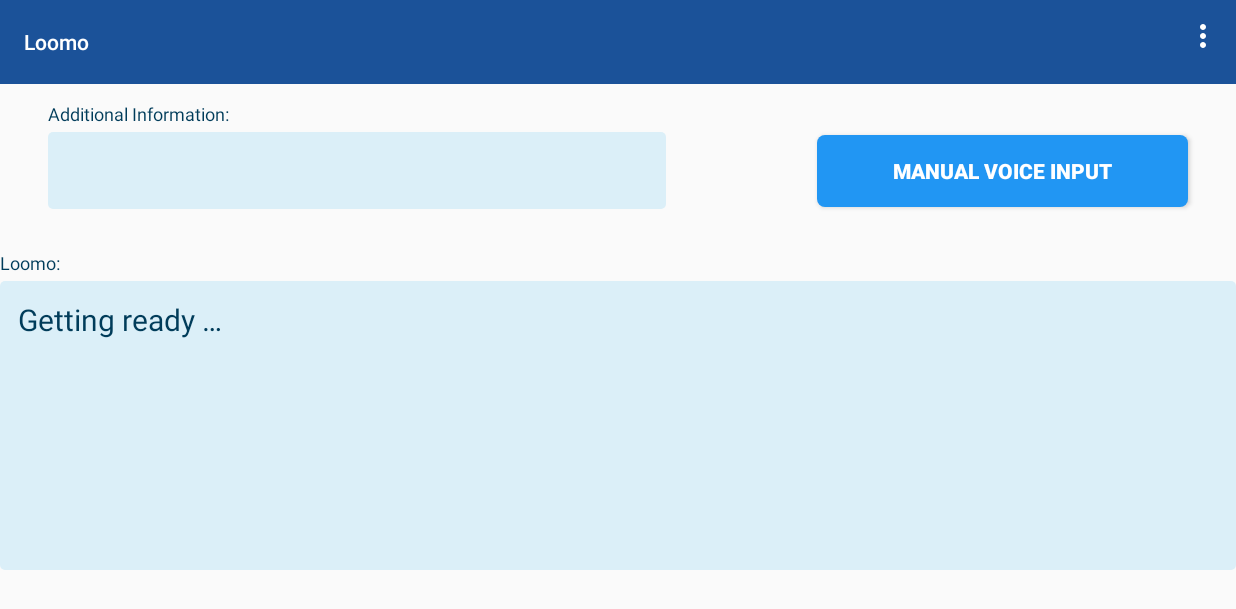
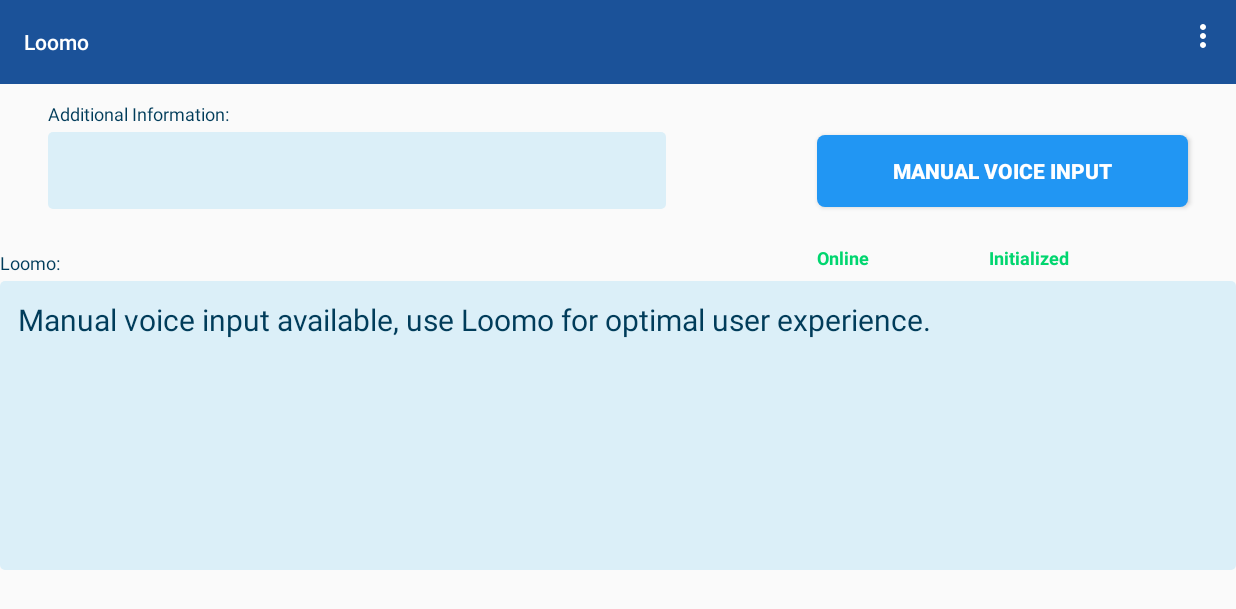
Before and after one commit to niclaszll/Loomo-Voice-Assistant, an Android app: the screen it shows after launch (MainActivity), on a phone screen of 824 x 412 dp (held sideways). Shown: the top 609 px of the screen. Run offline under Robolectric (Android 15) with nearby library versions, the phone set to English and light mode, and no system bars; our stand-ins replace Dagger/Hilt's generated code; libraries missing offline, so code that uses them is left out: com.google.api.gax, com.google.auth.oauth2, com.google.cloud.dialogflow, com.google.cloud.speech, com.segway.robot and 1 more; 19 statements that could not run were skipped.

Commit message:
added automatic online/offline switching, fixed calculator offline handling logic

```diff
--- a/app/src/main/java/com/kp/loomo/features/intents/handler/CalculatorHandler.kt
+++ b/app/src/main/java/com/kp/loomo/features/intents/handler/CalculatorHandler.kt
@@ -32,43 +32,49 @@ class CalculatorHandler : IntentMessageHandler {
         val secondNumber = intentMessage.queryResult.parameters.fieldsMap["number2"]!!.numberValue
 
         val operation = intentMessage.queryResult.parameters.fieldsMap["operation"]!!.stringValue
-		if (operation == "Addition") {
+		when (operation) {
+			"Addition" -> {
 				val sum = firstNumber + secondNumber
 				return "${sum.toInt()}, right?"
-		} else if (operation == "Subtraction") {
+			}
+			"Subtraction" -> {
 				val sub = firstNumber - secondNumber
 				return "${sub.toInt()}, right?"
-		} else if (operation == "Multiplication") {
+			}
+			"Multiplication" -> {
 				val mul = firstNumber * secondNumber
 				return "${mul.toInt()}, right?"
-		} else if (operation == "Quotient") {
+			}
+			"Quotient" -> {
 				val div = firstNumber / secondNumber
 				return "${div.toInt()}, right?"
-		} else {
+			}
+			else -> {
 				return "Not a valid operation."
+			}
 		}
     }
 
 
-
-    override fun canHandleOffline (intentMessage: String): Boolean{
-	for (keywords in keyword){
-		if (intentMessage.contains(keyword, true) {
+    override fun canHandleOffline(intentMessage: String): Boolean {
+        for (keyword in keywords) {
+            if (intentMessage.contains(keyword, true)) {
                 return true
             }
         }
         return false
     }
 
-    override fun handleOffline (intentMessage: String): String {
+    override fun handleOffline(intentMessage: String): String {
+
         for (keyword in keywords) {
             if (keyword == "plus" || keyword == "sum" || keyword == "add" || keyword == "addition") {
-			if (intentMessage.contains(keyword, true) {
+                if (intentMessage.contains(keyword, true)) {
                     for (firstNumber in firstNumbers)
-					if (intentMessage.contains(firstNumber, true) {
+                        if (intentMessage.contains(firstNumber, true)) {
                             val firstValue = mapStringToNumber(firstNumber)
                             for (secondNumber in secondNumbers) {
-							if (intentMessage.contains(secondNumber, true) {
+                                if (intentMessage.contains(secondNumber, true)) {
                                     val secondValue = mapStringToNumber(secondNumber)
                                     val result = firstValue + secondValue
                                     return "It's $result, right?"
@@ -79,14 +85,14 @@ class CalculatorHandler : IntentMessageHandler {
                 }
                 return "'Sorry, I didn't get that."
             }
-		}
+
             if (keyword == "minus" || keyword == "difference" || keyword == "substraction" || keyword == "subtract") {
-			if (intentMessage.contains(keyword, true) {
+                if (intentMessage.contains(keyword, true)) {
                     for (firstNumber in firstNumbers) {
-					if (intentMessage.contains(firstNumber, true)
+                        if (intentMessage.contains(firstNumber, true)) {
                             val firstValue = mapStringToNumber(firstNumber)
                             for (secondNumber in secondNumbers) {
-							if (intentMessage.contains(secondNumber, true) {
+                                if (intentMessage.contains(secondNumber, true)) {
                                     val secondValue = mapStringToNumber(secondNumber)
                                     val result = firstValue - secondValue
                                     return "It's $result, right?"
@@ -95,16 +101,17 @@ class CalculatorHandler : IntentMessageHandler {
                             return "Sorry, I didn't get the second number."
                         }
                     }
+                }
                 return "Sorry, I din't get that."
             }
-		}
+
             if (keyword == "multiplication" || keyword == "times" || keyword == " product") {
-			if (intentMessage.contains(keyword, true) {
+                if (intentMessage.contains(keyword, true)) {
                     for (firstNumber in firstNumbers) {
-					if (intentMessage.contains(firstNumber, true) {
+                        if (intentMessage.contains(firstNumber, true)) {
                             val firstValue = mapStringToNumber(firstNumber)
-						for(secondNumber in secondNumbers) {
-							if (intentMessage.contains(secondNumber, true) {
+                            for (secondNumber in secondNumbers) {
+                                if (intentMessage.contains(secondNumber, true)) {
                                     val secondValue = mapStringToNumber(secondNumber)
                                     val result = firstValue * secondValue
                                     return "It's $result, right?"
@@ -117,12 +124,12 @@ class CalculatorHandler : IntentMessageHandler {
                 }
             }
             if (keyword == "quotient" || keyword == "division" || keyword == "divided by") {
-			if (intentMessage.contains(keyword, true) {
+                if (intentMessage.contains(keyword, true)) {
                     for (firstNumber in firstNumbers) {
-					if (intentMessage.contains(firstNumber, true) {
+                        if (intentMessage.contains(firstNumber, true)) {
                             val firstValue = mapStringToNumber(firstNumber)
                             for (secondNumber in secondNumbers) {
-							if (intentMessage.contains(secondNumber, true) {
+                                if (intentMessage.contains(secondNumber, true)) {
                                     val secondValue = mapStringToNumber(secondNumber)
                                     val result = firstValue / secondValue
                                     return "It's $result, right?"
@@ -135,9 +142,11 @@ class CalculatorHandler : IntentMessageHandler {
                 }
             }
         }
+
+        return ""
     }
 
-    private fun mapStringToNumber (stringNumber: String): Int {
+    private fun mapStringToNumber(stringNumber: String): Int {
         when (stringNumber) {
             "zero" -> return 0
             "one" -> return 1
@@ -151,5 +160,6 @@ class CalculatorHandler : IntentMessageHandler {
             "nine" -> return 9
             "ten" -> return 10
         }
+        return 0
     }
 }
--- a/app/src/main/java/com/kp/loomo/features/robot/RobotManager.kt
+++ b/app/src/main/java/com/kp/loomo/features/robot/RobotManager.kt
@@ -25,7 +25,6 @@ class RobotManager @Inject constructor(private var applicationContext: Context)
 
     // Loomo SDK
     private var mRecognizer: Recognizer? = null
-    //private var mSpeaker: Speaker? = null
 
     // Listeners
     private var mWakeupListener: WakeupListener? = null
@@ -38,8 +37,6 @@ class RobotManager @Inject constructor(private var applicationContext: Context)
     private var mVision: Vision? = null
     private var mHead: Head? = null
     private var mBase: Base? = null
-
-    private val mPersonTrackingProfile: PersonTrackingProfile? = null
 
     private var startTime: Long = 0
 
@@ -57,16 +54,16 @@ class RobotManager @Inject constructor(private var applicationContext: Context)
 
     private var startpagePresenter: StartpagePresenter? = null
 
-    fun initRobotConnection(presenter: StartpagePresenter, online: Boolean) {
+    fun initRobotConnection(presenter: StartpagePresenter) {
         startpagePresenter = presenter
-        initComponents(online)
-        initListeners(online)
+        initComponents()
+        initListeners()
     }
 
     /**
      * Init Loomo components
      */
-    private fun initComponents(online: Boolean) {
+    private fun initComponents() {
         mRecognizer = Recognizer.getInstance()
         mBase = Base.getInstance()
         mVision = Vision.getInstance()
@@ -126,24 +123,12 @@ class RobotManager @Inject constructor(private var applicationContext: Context)
             }
         })
 
-        /*
-        mSpeaker!!.bindService(applicationContext, object : ServiceBinder.BindStateListener {
-            override fun onBind() {
-                Log.d(TAG, "Speaker service onBind")
-                mSpeaker!!.setVolume(50)
-            }
-
-            override fun onUnbind(s: String) {
-                Log.d(TAG, "Speaker service onUnbind")
-            }
-        })*/
-
     }
 
     /**
      * Init listeners
      */
-    private fun initListeners(online: Boolean) {
+    private fun initListeners() {
         mTtsListener = object : TtsListener {
             override fun onSpeechStarted(s: String) {
                 //s is speech content, callback this method when speech is starting.
@@ -176,7 +161,7 @@ class RobotManager @Inject constructor(private var applicationContext: Context)
                     "Wakeup result:" + wakeupResult?.result + ", angle " + wakeupResult?.angle
                 )
                 // actionInitiateTrack()
-                startpagePresenter?.startAudioRecording(online)
+                startpagePresenter?.startAudioRecording()
 
             }
 
@@ -297,13 +282,6 @@ class RobotManager @Inject constructor(private var applicationContext: Context)
         } catch (e: Throwable) {
             Log.e(TAG, "Exception: ", e)
         }
-    }
-
-    /**
-     * Make Loomo speak
-     */
-    fun speak(text: String) {
-        //mSpeaker!!.speak(text, mTtsListener!!)
     }
 
     /**
--- a/app/src/main/java/com/kp/loomo/features/robot/SystemSettingsManager.kt
+++ b/app/src/main/java/com/kp/loomo/features/robot/SystemSettingsManager.kt
@@ -22,7 +22,7 @@ class SystemSettingsManager @Inject constructor(applicationContext: Context) {
         this.window = w
         if (window != null) {
             setBrightness(100)
-            setAudioVolume(20)
+            setAudioVolume(80)
         }
     }
 
--- a/app/src/main/java/com/kp/loomo/features/startpage/StartpageContract.kt
+++ b/app/src/main/java/com/kp/loomo/features/startpage/StartpageContract.kt
@@ -8,6 +8,8 @@ interface StartpageContract {
     interface View : BaseView<Presenter> {
         fun showText(resourceIdentifier: Int, view: OutputView)
         fun showText(text: String, view: OutputView)
+        fun updateIsOnlineView(isOnline: Boolean)
+        fun updateOnlineServicesInitializedView(isInitialized: Boolean)
     }
 
     interface Presenter : BasePresenter<View> {
--- a/app/src/main/java/com/kp/loomo/features/startpage/StartpageFragment.kt
+++ b/app/src/main/java/com/kp/loomo/features/startpage/StartpageFragment.kt
@@ -4,6 +4,7 @@ import android.Manifest
 import android.app.Activity
 import android.content.Context
 import android.content.pm.PackageManager
+import android.graphics.Color
 import android.os.Bundle
 import android.util.Log
 import android.view.LayoutInflater
@@ -116,6 +117,26 @@ class StartpageFragment @Inject constructor(private var applicationContext: Cont
         }
     }
 
+    override fun updateIsOnlineView(isOnline: Boolean) {
+        if (isOnline) {
+            isOnlineView.text = "Online"
+            isOnlineView.setTextColor(Color.parseColor("#00d66f"))
+        } else {
+            isOnlineView.text = "Offline"
+            isOnlineView.setTextColor(Color.parseColor("#d61900"))
+        }
+    }
+
+    override fun updateOnlineServicesInitializedView(isInitialized: Boolean) {
+        if (isInitialized) {
+            onlineServicesInitializedView.text = "Initialized"
+            onlineServicesInitializedView.setTextColor(Color.parseColor("#00d66f"))
+        } else {
+            onlineServicesInitializedView.text = "Not initialized yet"
+            onlineServicesInitializedView.setTextColor(Color.parseColor("#d61900"))
+        }
+    }
+
     override fun onResume() {
         super.onResume()
         presenter.takeView(this)
--- a/app/src/main/java/com/kp/loomo/features/startpage/StartpagePresenter.kt
+++ b/app/src/main/java/com/kp/loomo/features/startpage/StartpagePresenter.kt
@@ -66,52 +66,80 @@ class StartpagePresenter @Inject constructor(
 
     private var currentResponse: DetectIntentResponse? = null
 
+    private var isOnline = false
+    private var onlineServicesInitialized = false
+
     /**
      * Initialize all speech services
      */
     override fun initSpeech() {
         Log.d(TAG, "initializing speech...")
 
-        if (NetworkUtils.hasInternetConnection(connectivityManager)) {
-            robotManager.initRobotConnection(this, true)
-            initAndroidTTS(true)
+        robotManager.initRobotConnection(this)
+        initAndroidTTS()
 
-            dialogflowManager.init(this)
-            timerManager.init(this)
+        checkInternetConnection()
 
+        if (isOnline) {
+            initOnlineServices()
+            showText("Manual voice input available, use Loomo for optimal user experience.")
         } else {
-            robotManager.initRobotConnection(this, false)
-            initAndroidTTS(false)
-            val offlineString =
-                "Unfortunately I can't connect to the internet. My functionality might be limited."
-            showText(offlineString)
+            showText("Unfortunately I can't connect to the internet. My functionality might be limited.")
+            handler.post {
+                startpageFragment?.updateOnlineServicesInitializedView(
+                    onlineServicesInitialized
+                )
+            }
         }
     }
 
-    fun onSpeechFinished (online: Boolean) {
-        if(online) {
+    private fun initOnlineServices() {
+        dialogflowManager.init(this)
+        timerManager.init(this)
+        onlineServicesInitialized = true
+        handler.post {
+            startpageFragment?.updateOnlineServicesInitializedView(
+                onlineServicesInitialized
+            )
+        }
+    }
+
+    private fun checkInternetConnection() {
+        isOnline = NetworkUtils.hasInternetConnection(connectivityManager)
+        handler.post { startpageFragment?.updateIsOnlineView(isOnline) }
+    }
+
+    fun onSpeechFinished() {
+
+        checkInternetConnection()
+
+        if (isOnline) {
+            if (!onlineServicesInitialized) {
+                initOnlineServices()
+            }
             if (currentResponse?.queryResult!!.allRequiredParamsPresent) {
                 Log.d(TAG, "All params ready.")
                 robotManager.startWakeUpListener()
                 currentResponse = null
             } else {
                 Log.e(TAG, "Not enough params")
-                startAudioRecording(true)
+                startAudioRecording()
             }
         } else {
             robotManager.startWakeUpListener()
         }
     }
 
-    private fun initAndroidTTS(online: Boolean) {
+    private fun initAndroidTTS() {
 
         mTTS = TextToSpeech(applicationContext, TextToSpeech.OnInitListener { status ->
 
             if (status == TextToSpeech.SUCCESS) {
                 mTTS?.setOnUtteranceProgressListener(object : UtteranceProgressListener() {
                     override fun onDone(utteranceId: String) {
-                        onSpeechFinished(online)
+                        onSpeechFinished()
                     }
+
                     override fun onError(utteranceId: String) {}
                     override fun onStart(utteranceId: String) {}
                 })
@@ -130,23 +158,25 @@ class StartpagePresenter @Inject constructor(
      * Initialize Manual speech after button click
      */
     override fun initManualSpeech() {
-
-        if (NetworkUtils.hasInternetConnection(connectivityManager)) {
-            startAudioRecording(true)
-        } else {
-            startAudioRecording(false)
-        }
+        startAudioRecording()
     }
 
     /**
      * Start audio recording and analyze it with Google STT
      */
-    fun startAudioRecording(online: Boolean) {
+    fun startAudioRecording() {
+
+        checkInternetConnection()
 
         Log.d(TAG, "recording ...")
         val timeoutHandler = Handler(Looper.getMainLooper())
 
-        if (online) {
+        if (isOnline) {
+
+            if (!onlineServicesInitialized) {
+                initOnlineServices()
+            }
+
             showText("I'm listening...")
             val isFirstRequest = AtomicBoolean(true)
             mAudioEmitter = AudioEmitter()
@@ -284,7 +314,10 @@ class StartpagePresenter @Inject constructor(
     }
 
     private fun speak(text: String, onlineTTS: Boolean) {
-        if (onlineTTS) {
+
+        checkInternetConnection()
+
+        if (onlineTTS && isOnline) {
             googleCloudTTSManager.textToSpeech(text, ::onSpeechFinished)
         } else {
             mTTS?.speak(text, TextToSpeech.QUEUE_FLUSH, null, (0..100).random().toString())
--- a/app/src/main/res/layout/fragment_startpage.xml
+++ b/app/src/main/res/layout/fragment_startpage.xml
@@ -1,6 +1,7 @@
 <?xml version="1.0" encoding="utf-8"?>
 <androidx.constraintlayout.widget.ConstraintLayout xmlns:android="http://schemas.android.com/apk/res/android"
     xmlns:app="http://schemas.android.com/apk/res-auto"
+    xmlns:tools="http://schemas.android.com/tools"
     android:layout_width="match_parent"
     android:layout_height="match_parent">
 
@@ -8,8 +9,8 @@
         android:id="@+id/additionalInfoLabel"
         android:layout_width="wrap_content"
         android:layout_height="wrap_content"
+        android:layout_marginBottom="4dp"
         android:text="Additional Information:"
-        android:layout_marginBottom="4dp"
         android:textColor="#003C5A"
         android:textSize="12sp"
         app:layout_constraintBottom_toTopOf="@+id/additionalInfo"
@@ -47,8 +48,8 @@
         android:layout_height="0dp"
         android:layout_marginStart="32dp"
         android:layout_marginTop="48dp"
+        android:layout_marginEnd="32dp"
         android:layout_marginBottom="32dp"
-        android:layout_marginEnd="32dp"
         android:background="@drawable/back"
         android:padding="12dp"
         android:text="@string/getting_ready"
@@ -77,5 +78,32 @@
         app:layout_constraintTop_toTopOf="@+id/additionalInfo"
         app:layout_constraintWidth_percent="0.3" />
 
+    <TextView
+        android:id="@+id/isOnlineView"
+        android:layout_width="wrap_content"
+        android:layout_height="wrap_content"
+        android:layout_marginTop="18dp"
+        android:text="-"
+        android:textColor="#003C5A"
+        android:textSize="12sp"
+        android:textStyle="bold"
+        app:layout_constraintBottom_toTopOf="@+id/loomoResponse"
+        app:layout_constraintStart_toStartOf="@+id/button_manual"
+        app:layout_constraintTop_toBottomOf="@+id/button_manual" />
+
+    <TextView
+        android:id="@+id/onlineServicesInitializedView"
+        android:layout_width="wrap_content"
+        android:layout_height="wrap_content"
+        android:layout_marginTop="18dp"
+        android:text="-"
+        android:textColor="#003C5A"
+        android:textSize="12sp"
+        android:textStyle="bold"
+        app:layout_constraintBottom_toTopOf="@+id/loomoResponse"
+        app:layout_constraintEnd_toEndOf="@+id/button_manual"
+        app:layout_constraintStart_toEndOf="@+id/isOnlineView"
+        app:layout_constraintTop_toBottomOf="@+id/button_manual" />
+
 
 </androidx.constraintlayout.widget.ConstraintLayout>
```
Also changed, not shown: app/src/main/java/com/kp/loomo/features/speech/GoogleCloudTTSManager.kt (+3 -3 lines). Lines whose indentation alone changed are shown as unchanged.
